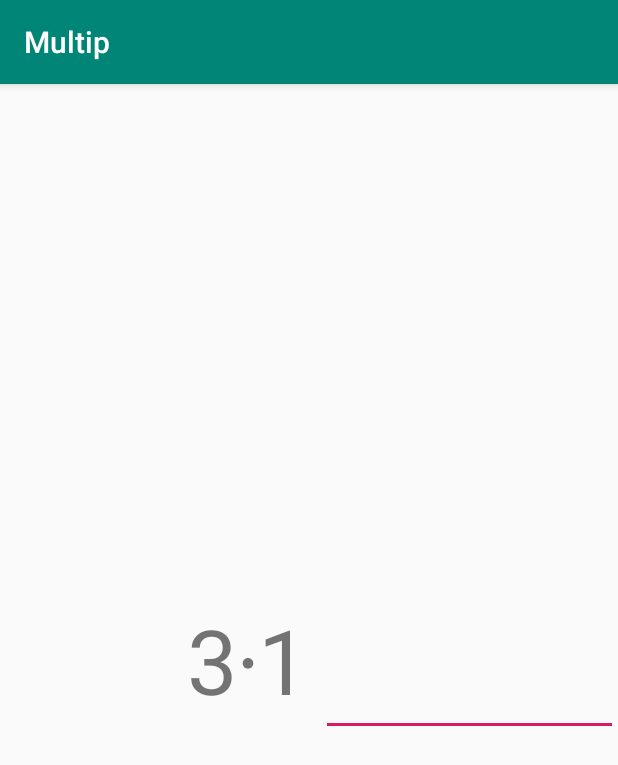
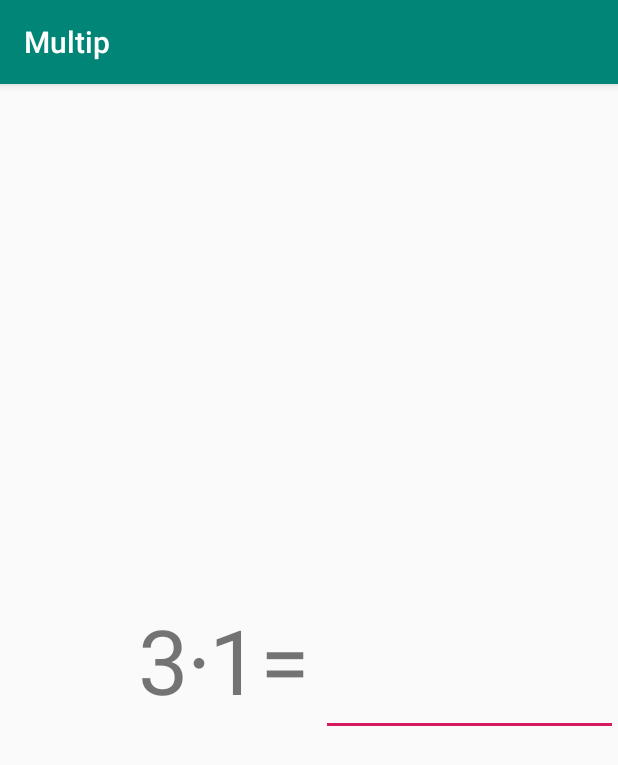
Before and after one commit to walles/catiplicator, an Android app: the GameActivity screen opened directly, with no data from a screen before it, on a phone screen of 412 x 824 dp. Shown: the top 765 px of the screen. Run offline under Robolectric (Android 15) with nearby library versions, the phone set to English and light mode, and no system bars; our stand-ins replace Timber.

Commit message:
Add missing = sign to the questions

```diff
--- a/app/src/main/java/com/gmail/walles/johan/multip/GameActivity.java
+++ b/app/src/main/java/com/gmail/walles/johan/multip/GameActivity.java
@@ -168,10 +168,11 @@ public class GameActivity extends AppCompatActivity {
         }
     }
 
+    @SuppressLint("SetTextI18n")
     private void setNewChallenge() {
         challenge = ChallengePicker.pickChallenge(levelState, playerState);
 
-        question.setText(challenge.question);
+        question.setText(challenge.question + "=");
 
         answer.setText("");
         answer.setFilters(new InputFilter[] {
```
